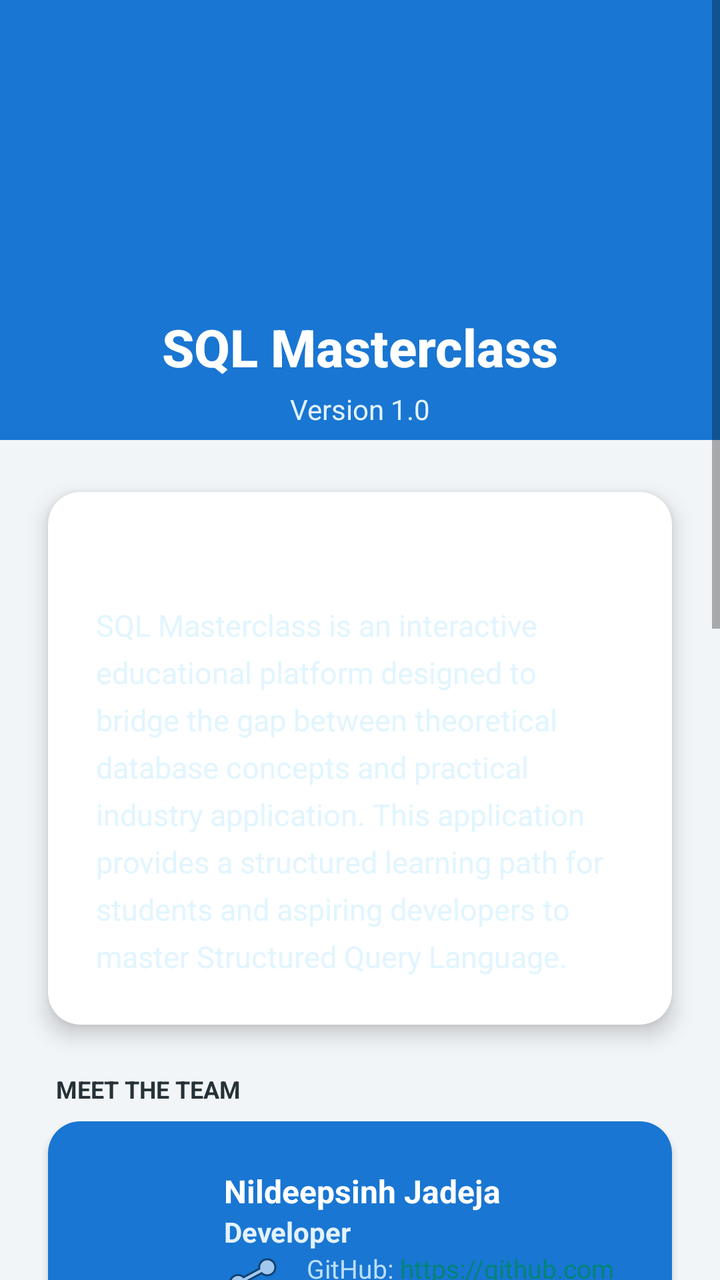
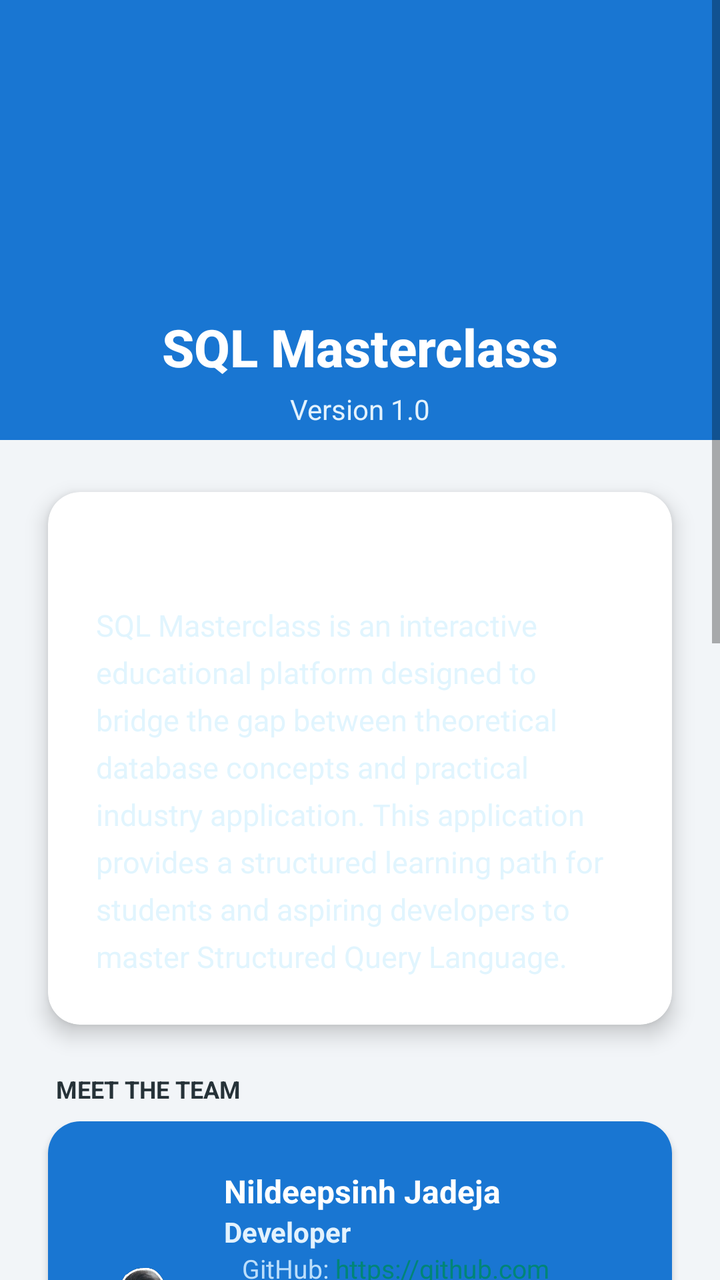

The first picture is an Android layout as it rendered before a commit; the second is the same layout after the commit. The layout source and the unified diff follow.
<!-- AndroidManifest.xml: application theme Theme.AppCompat.Light.NoActionBar -->
<!-- res/layout/activity_about.xml -->
<?xml version="1.0" encoding="utf-8"?>
<ScrollView xmlns:android="http://schemas.android.com/apk/res/android"
    xmlns:app="http://schemas.android.com/apk/res-auto"
    xmlns:tools="http://schemas.android.com/tools"
    android:layout_width="match_parent"
    android:layout_height="match_parent"
    android:background="#F2F5F8"
    android:fillViewport="true"
    android:fitsSystemWindows="true">

    <androidx.constraintlayout.widget.ConstraintLayout
        android:layout_width="match_parent"
        android:layout_height="wrap_content"
        android:paddingBottom="32dp">

        <View
            android:id="@+id/headerBg"
            android:layout_width="match_parent"
            android:layout_height="220dp"
            android:background="#1976D2"
            app:layout_constraintTop_toTopOf="parent" />

        <ImageView
            android:id="@+id/imgAppLogo"
            android:layout_width="100dp"
            android:layout_height="100dp"
            android:layout_marginTop="40dp"
            android:elevation="8dp"
            android:src="@mipmap/ic_launcher"
            app:layout_constraintEnd_toEndOf="parent"
            app:layout_constraintStart_toStartOf="parent"
            app:layout_constraintTop_toTopOf="parent"
            tools:ignore="ContentDescription" />

        <TextView
            android:id="@+id/tvAppName"
            android:layout_width="wrap_content"
            android:layout_height="wrap_content"
            android:layout_marginTop="16dp"
            android:fontFamily="sans-serif-medium"
            android:text="SQL Masterclass"
            android:textColor="#FFFFFF"
            android:textSize="26sp"
            android:textStyle="bold"
            app:layout_constraintEnd_toEndOf="parent"
            app:layout_constraintStart_toStartOf="parent"
            app:layout_constraintTop_toBottomOf="@+id/imgAppLogo" />

        <TextView
            android:id="@+id/tvVersion"
            android:layout_width="wrap_content"
            android:layout_height="wrap_content"
            android:layout_marginTop="4dp"
            android:text="Version 1.0"
            android:textColor="#E3F2FD"
            android:textSize="14sp"
            app:layout_constraintEnd_toEndOf="parent"
            app:layout_constraintStart_toStartOf="parent"
            app:layout_constraintTop_toBottomOf="@+id/tvAppName" />

        <androidx.cardview.widget.CardView
            android:id="@+id/cardDescription"
            android:layout_width="match_parent"
            android:layout_height="wrap_content"
            android:layout_marginHorizontal="24dp"
            android:layout_marginTop="32dp"
            app:cardCornerRadius="16dp"
            app:cardElevation="6dp"
            app:layout_constraintTop_toBottomOf="@+id/tvVersion">

            <LinearLayout
                android:layout_width="match_parent"
                android:layout_height="wrap_content"
                android:orientation="vertical"
                android:padding="24dp">

                <TextView
                    android:layout_width="wrap_content"
                    android:layout_height="wrap_content"
                    android:text="About"
                    android:textColor="#FFFFFF"
                    android:textSize="18sp"
                    android:textStyle="bold"
                    android:layout_marginBottom="8dp"/>

                <TextView
                    android:layout_width="match_parent"
                    android:layout_height="wrap_content"
                    android:lineSpacingExtra="6dp"
                    android:text="SQL Masterclass is an interactive educational platform designed to bridge the gap between theoretical database concepts and practical industry application. This application provides a structured learning path for students and aspiring developers to master Structured Query Language."
                    android:textColor="#E1F5FE"
                    android:textSize="15sp" />
            </LinearLayout>
        </androidx.cardview.widget.CardView>

        <TextView
            android:id="@+id/tvLabelTeam"
            android:layout_width="wrap_content"
            android:layout_height="wrap_content"
            android:layout_marginStart="28dp"
            android:layout_marginTop="24dp"
            android:text="Meet the Team"
            android:textAllCaps="true"
            android:textColor="#263238"
            android:textSize="12sp"
            android:textStyle="bold"
            app:layout_constraintStart_toStartOf="parent"
            app:layout_constraintTop_toBottomOf="@+id/cardDescription" />

        <androidx.cardview.widget.CardView
            android:id="@+id/cardTeam"
            android:layout_width="match_parent"
            android:layout_height="wrap_content"
            android:layout_marginHorizontal="24dp"
            android:layout_marginTop="8dp"
            app:cardCornerRadius="16dp"
            app:cardElevation="2dp"
            app:layout_constraintTop_toBottomOf="@+id/tvLabelTeam">

            <LinearLayout
                android:layout_width="match_parent"
                android:layout_height="wrap_content"
                android:orientation="vertical"
                android:paddingVertical="8dp"
                android:background="#1976D2">

                <LinearLayout
                    android:layout_width="match_parent"
                    android:layout_height="wrap_content"
                    android:orientation="horizontal"
                    android:padding="16dp"
                    android:gravity="center_vertical">

                    <ImageView
                        android:layout_width="60dp"
                        android:layout_height="60dp"
                        android:layout_marginEnd="12dp"
                        android:scaleType="centerCrop"
                        android:src="@drawable/dev_nildeepsinh" />

                    <LinearLayout
                        android:layout_width="0dp"
                        android:layout_height="wrap_content"
                        android:layout_weight="1"
                        android:orientation="vertical">
                        <TextView
                            android:layout_width="wrap_content"
                            android:layout_height="wrap_content"
                            android:text="Nildeepsinh Jadeja"
                            android:textColor="#FFFFFF"
                            android:textStyle="bold"
                            android:textSize="16sp"/>
                        <TextView
                            android:layout_width="wrap_content"
                            android:layout_height="wrap_content"
                            android:text="Developer"
                            android:textStyle="bold"
                            android:textColor="#E3F2FD"
                            android:textSize="14sp"/>

                        <TextView
                            android:layout_width="wrap_content"
                            android:layout_height="wrap_content"
                            android:text=" GitHub: https://github.com/Nildeepsinh24/"
                            android:textColor="#BBDEFB"
                            android:textSize="13sp"
                            android:autoLink="web"
                            android:drawableStart="@android:drawable/ic_menu_share"
                            android:drawablePadding="6dp"/>

                        <TextView
                            android:layout_width="wrap_content"
                            android:layout_height="wrap_content"
                            android:text=" LinkedIn: https://www.linkedin.com/in/nildeepsinh-jadeja-421b2a35b/"
                            android:textColor="#BBDEFB"
                            android:textSize="13sp"
                            android:autoLink="web"
                            android:drawableStart="@android:drawable/ic_menu_share"
                            android:drawablePadding="6dp"/>

                        <TextView
                            android:layout_width="wrap_content"
                            android:layout_height="wrap_content"
                            android:text=" Email: neeldeepsinhjadeja24@gmail.com"
                            android:textColor="#BBDEFB"
                            android:textSize="13sp"
                            android:autoLink="email"
                            android:drawableStart="@android:drawable/ic_dialog_email"
                            android:drawablePadding="6dp"/>



                    </LinearLayout>
                </LinearLayout>

                <View
                    android:layout_width="match_parent"
                    android:layout_height="1dp"
                    android:layout_marginHorizontal="16dp"
                    android:background="#40FFFFFF" />

                <LinearLayout
                    android:layout_width="match_parent"
                    android:layout_height="wrap_content"
                    android:orientation="horizontal"
                    android:padding="16dp"
                    android:gravity="center_vertical">

                    <ImageView
                        android:layout_width="60dp"
                        android:layout_height="60dp"
                        android:layout_marginEnd="12dp"
                        android:scaleType="centerCrop"
                        android:src="@drawable/dev_vrinda" />

                    <LinearLayout
                        android:layout_width="0dp"
                        android:layout_height="wrap_content"
                        android:layout_weight="1"
                        android:orientation="vertical">
                        <TextView
                            android:layout_width="wrap_content"
                            android:layout_height="wrap_content"
                            android:text="Vrinda Mavadhiya"
                            android:textColor="#FFFFFF"
                            android:textStyle="bold"
                            android:textSize="16sp"/>
                        <TextView
                            android:layout_width="wrap_content"
                            android:layout_height="wrap_content"
                            android:text="Developer"
                            android:textStyle="bold"
                            android:textColor="#E3F2FD"
                            android:textSize="14sp"/>

                        <TextView
                            android:layout_width="wrap_content"
                            android:layout_height="wrap_content"
                            android:text=" GitHub: https://github.com/Vrindasm99"
                            android:textColor="#BBDEFB"
                            android:textSize="13sp"
                            android:autoLink="web"
                            android:drawableStart="@android:drawable/ic_menu_share"
                            android:drawablePadding="6dp"/>

                        <TextView
                            android:layout_width="wrap_content"
                            android:layout_height="wrap_content"
                            android:text=" LinkedIn: https://www.linkedin.com/in/vrinda-mavadhiya-a42947217/"
                            android:textColor="#BBDEFB"
                            android:textSize="13sp"
                            android:autoLink="web"
                            android:drawableStart="@android:drawable/ic_menu_share"
                            android:drawablePadding="6dp"/>

                        <TextView
                            android:layout_width="wrap_content"
                            android:layout_height="wrap_content"
                            android:text=" Email: vrindasm2005@gmail.com"
                            android:textColor="#BBDEFB"
                            android:textSize="13sp"
                            android:autoLink="email"
                            android:drawableStart="@android:drawable/ic_dialog_email"
                            android:drawablePadding="6dp"/>
                    </LinearLayout>
                </LinearLayout>
            </LinearLayout>
        </androidx.cardview.widget.CardView>

        
        <TextView
            android:id="@+id/tvLabelGuide"
            android:layout_width="wrap_content"
            android:layout_height="wrap_content"
            android:layout_marginStart="28dp"
            android:layout_marginTop="24dp"
            android:text="Project Guide"
            android:textAllCaps="true"
            android:textColor="#263238"
            android:textSize="12sp"
            android:textStyle="bold"
            app:layout_constraintStart_toStartOf="parent"
            app:layout_constraintTop_toBottomOf="@id/cardTeam" />

        
        <androidx.cardview.widget.CardView
            android:id="@+id/cardGuide"
            android:layout_width="match_parent"
            android:layout_height="wrap_content"
            android:layout_marginHorizontal="24dp"
            android:layout_marginTop="8dp"
            app:cardCornerRadius="16dp"
            app:cardElevation="4dp"
            app:layout_constraintTop_toBottomOf="@id/tvLabelGuide"
            app:layout_constraintStart_toStartOf="parent"
            app:layout_constraintEnd_toEndOf="parent">

            <LinearLayout
                android:layout_width="match_parent"
                android:layout_height="wrap_content"
                android:orientation="horizontal"
                android:padding="16dp"
                android:gravity="center_vertical">

                
                <ImageView
                    android:layout_width="60dp"
                    android:layout_height="60dp"
                    android:layout_marginEnd="12dp"
                    android:scaleType="centerCrop"
                    android:src="@drawable/professor_placeholder"
                    tools:ignore="ContentDescription" />

                
                <LinearLayout
                    android:layout_width="wrap_content"
                    android:layout_height="wrap_content"
                    android:orientation="vertical">

                    <TextView
                        android:layout_width="wrap_content"
                        android:layout_height="wrap_content"
                        android:text="Hardik Chavda "
                        android:textSize="16sp"
                        android:textStyle="bold"
                        android:textColor="#0D47A1" />

                    <TextView
                        android:layout_width="wrap_content"
                        android:layout_height="wrap_content"
                        android:text="Assistant Professor"
                        android:textSize="14sp"
                        android:textColor="#455A64" />

                    <TextView
                        android:layout_width="wrap_content"
                        android:layout_height="wrap_content"
                        android:text="Department of Computer Applications"
                        android:textSize="13sp"
                        android:textColor="#607D8B" />

                    <TextView
                        android:layout_width="wrap_content"
                        android:layout_height="wrap_content"
                        android:text="Marwadi University"
                        android:textSize="13sp"
                        android:textStyle="italic"
                        android:textColor="#607D8B" />
                </LinearLayout>
            </LinearLayout>
        </androidx.cardview.widget.CardView>


        <TextView
            android:id="@+id/tvLabelSupport"
            android:layout_width="wrap_content"
            android:layout_height="wrap_content"
            android:layout_marginStart="28dp"
            android:layout_marginTop="24dp"
            android:text="Support"
            android:textAllCaps="true"
            android:textColor="#263238"
            android:textSize="12sp"
            android:textStyle="bold"
            app:layout_constraintStart_toStartOf="parent"
            app:layout_constraintTop_toBottomOf="@id/cardGuide" />

        <androidx.cardview.widget.CardView
            android:id="@+id/cardContact"
            android:layout_width="match_parent"
            android:layout_height="wrap_content"
            android:layout_marginHorizontal="24dp"
            android:layout_marginTop="8dp"
            android:clickable="true"
            android:focusable="true"
            android:foreground="?attr/selectableItemBackground"
            app:cardCornerRadius="16dp"
            app:cardElevation="6dp"
            app:layout_constraintTop_toBottomOf="@id/tvLabelSupport"
            app:layout_constraintStart_toStartOf="parent"
            app:layout_constraintEnd_toEndOf="parent">

            <LinearLayout
                android:layout_width="match_parent"
                android:layout_height="wrap_content"
                android:orientation="horizontal"
                android:padding="20dp"
                android:gravity="center_vertical">

                <ImageView
                    android:layout_width="24dp"
                    android:layout_height="24dp"
                    android:src="@android:drawable/ic_dialog_email"
                    app:tint="#FFFFFF"
                    android:layout_marginEnd="12dp"/>

                <LinearLayout
                    android:layout_width="0dp"
                    android:layout_height="wrap_content"
                    android:layout_weight="1"
                    android:orientation="vertical">

                    <TextView
                        android:layout_width="wrap_content"
                        android:layout_height="wrap_content"
                        android:text="Contact Us via Email"
                        android:textColor="#FFFFFF"
                        android:textStyle="bold"
                        android:textSize="16sp"/>

                    <TextView
                        android:layout_width="wrap_content"
                        android:layout_height="wrap_content"
                        android:text="sqlmasterclass05@gmail.com"
                        android:textColor="#E3F2FD"
                        android:textSize="14sp"
                        android:layout_marginTop="4dp"/>
                </LinearLayout>
            </LinearLayout>
        </androidx.cardview.widget.CardView>
    </androidx.constraintlayout.widget.ConstraintLayout>
</ScrollView>
<!-- resources referenced by this layout -->
<resources>
  <!-- drawable dev_nildeepsinh: jpg bitmap (drawable, 111048 bytes) -->
  <!-- drawable dev_vrinda: jpg bitmap (drawable, 55961 bytes) -->
  <!-- drawable professor_placeholder: jpg bitmap (drawable, 118085 bytes) -->
  <!-- mipmap ic_launcher (mipmap-anydpi-v26) -->
  <?xml version="1.0" encoding="utf-8"?>
  <adaptive-icon xmlns:android="http://schemas.android.com/apk/res/android">
      <background android:drawable="@mipmap/ic_launcher_background"/>
      <foreground android:drawable="@mipmap/ic_launcher_foreground"/>
  </adaptive-icon>
</resources>

<!-- the commit's change to res/layout/activity_about.xml (unified diff, before → after) -->
@@ -165,8 +165,9 @@
                             android:textColor="#BBDEFB"
                             android:textSize="13sp"
                             android:autoLink="web"
-                            android:drawableStart="@android:drawable/ic_menu_share"
-                            android:drawablePadding="6dp"/>
+                            android:drawableStart="@drawable/ic_info_small"
+                            android:drawablePadding="6dp"
+                            android:gravity="center_vertical"/>
 
                         <TextView
                             android:layout_width="wrap_content"
@@ -175,8 +176,9 @@
                             android:textColor="#BBDEFB"
                             android:textSize="13sp"
                             android:autoLink="web"
-                            android:drawableStart="@android:drawable/ic_menu_share"
-                            android:drawablePadding="6dp"/>
+                            android:drawableStart="@drawable/ic_place_small"
+                            android:drawablePadding="6dp"
+                            android:gravity="center_vertical"/>
 
                         <TextView
                             android:layout_width="wrap_content"
@@ -185,8 +187,10 @@
                             android:textColor="#BBDEFB"
                             android:textSize="13sp"
                             android:autoLink="email"
-                            android:drawableStart="@android:drawable/ic_dialog_email"
-                            android:drawablePadding="6dp"/>
+                            android:drawableStart="@drawable/ic_email_small"
+                            android:drawablePadding="6dp"
+                            android:gravity="center_vertical"/>
+
 
 
 
@@ -240,28 +244,32 @@
                             android:textColor="#BBDEFB"
                             android:textSize="13sp"
                             android:autoLink="web"
-                            android:drawableStart="@android:drawable/ic_menu_share"
+                            android:gravity="center_vertical"
+                            android:drawableStart="@drawable/ic_info_small"
                             android:drawablePadding="6dp"/>
 
                         <TextView
                             android:layout_width="wrap_content"
                             android:layout_height="wrap_content"
+                            android:gravity="center_vertical"
                             android:text=" LinkedIn: https://www.linkedin.com/in/vrinda-mavadhiya-a42947217/"
                             android:textColor="#BBDEFB"
                             android:textSize="13sp"
                             android:autoLink="web"
-                            android:drawableStart="@android:drawable/ic_menu_share"
+                            android:drawableStart="@drawable/ic_place_small"
                             android:drawablePadding="6dp"/>
 
                         <TextView
                             android:layout_width="wrap_content"
                             android:layout_height="wrap_content"
+                            android:gravity="center_vertical"
                             android:text=" Email: vrindasm2005@gmail.com"
                             android:textColor="#BBDEFB"
                             android:textSize="13sp"
                             android:autoLink="email"
-                            android:drawableStart="@android:drawable/ic_dialog_email"
+                            android:drawableStart="@drawable/ic_email_small"
                             android:drawablePadding="6dp"/>
+
                     </LinearLayout>
                 </LinearLayout>
             </LinearLayout>
<!-- resource entries referenced after the edit -->
@@ -2,6 +2,21 @@
 <resources>
   <!-- drawable dev_nildeepsinh: jpg bitmap (drawable, 111048 bytes) -->
   <!-- drawable dev_vrinda: jpg bitmap (drawable, 55961 bytes) -->
+  <!-- drawable ic_email_small (drawable) -->
+  <?xml version="1.0" encoding="utf-8"?>
+  <selector xmlns:android="http://schemas.android.com/apk/res/android">
+    
+  </selector>
+  <!-- drawable ic_info_small (drawable) -->
+  <?xml version="1.0" encoding="utf-8"?>
+  <selector xmlns:android="http://schemas.android.com/apk/res/android">
+    
+  </selector>
+  <!-- drawable ic_place_small (drawable) -->
+  <?xml version="1.0" encoding="utf-8"?>
+  <selector xmlns:android="http://schemas.android.com/apk/res/android">
+    
+  </selector>
   <!-- drawable professor_placeholder: jpg bitmap (drawable, 118085 bytes) -->
   <!-- mipmap ic_launcher (mipmap-anydpi-v26) -->
   <?xml version="1.0" encoding="utf-8"?>
